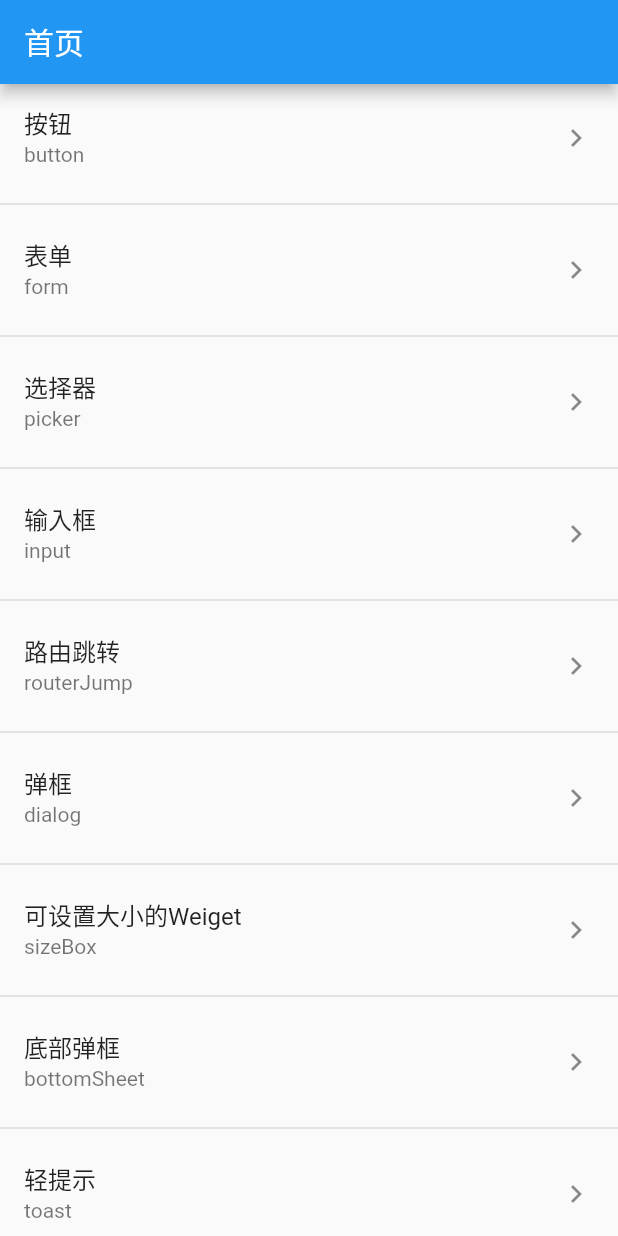
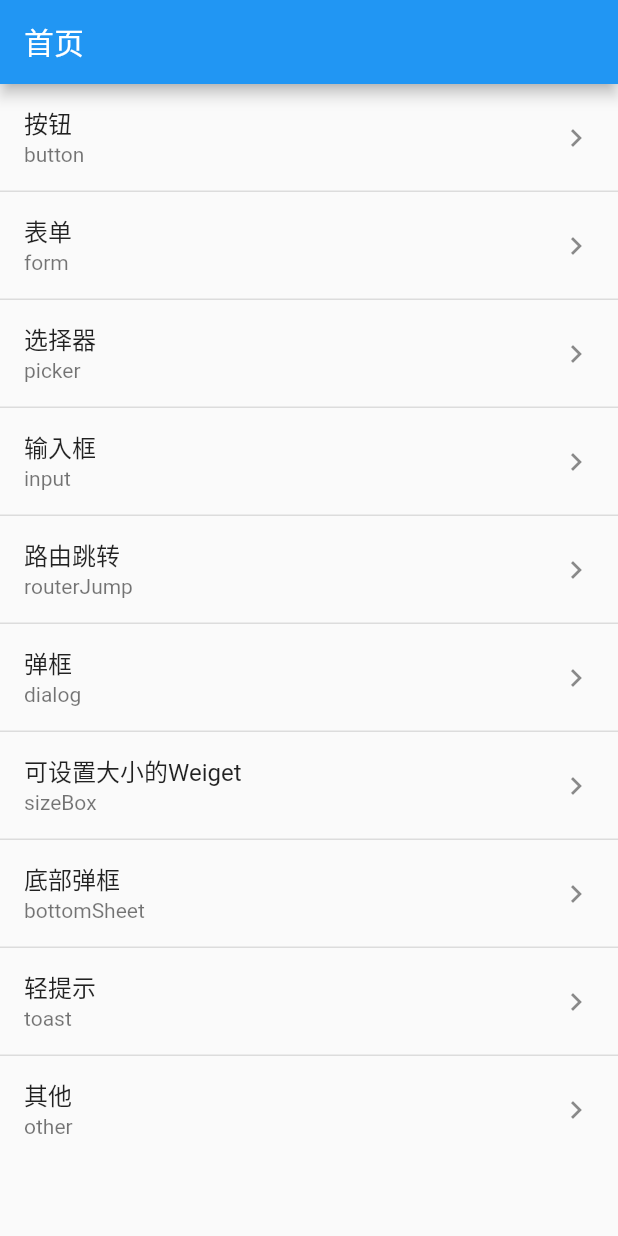
Before and after one commit to lihongwei0305/flutter_demo_lhw, a Flutter app: the screen it shows after launch, on a phone screen of 412 x 824 dp. Run offline on Flutter 3.47's test engine with Material 2 defaults, Android fonts, the phone set to English and light mode, and no system bars; our stand-ins replace flutter_easyloading, go_router.

Commit message:
指示器

```diff
--- a/lib/router/router.dart
+++ b/lib/router/router.dart
@@ -5,6 +5,7 @@ import 'package:flutter_demo_lhw/views/Dialog/Dialog.dart';
 import 'package:flutter_demo_lhw/views/Form/Form.dart';
 import 'package:flutter_demo_lhw/views/Home.dart';
 import 'package:flutter_demo_lhw/views/Input/Input.dart';
+import 'package:flutter_demo_lhw/views/Other/other.dart';
 import 'package:flutter_demo_lhw/views/Picker/Picker.dart';
 import 'package:flutter_demo_lhw/views/SizeBox/SizeBox.dart';
 import 'package:flutter_demo_lhw/views/Toast/Toast.dart';
@@ -101,7 +102,15 @@ class AppRouter {
         builder: (BuildContext context, GoRouterState state) {
           return const ToastPage();
         },
+      ),
+      GoRoute(
+        name: 'other',
+        path: '/other',
+        builder: (BuildContext context, GoRouterState state) {
+          return const OtherPage();
+        },
       )
+
 
 
 
--- a/lib/views/Home.dart
+++ b/lib/views/Home.dart
@@ -11,15 +11,16 @@ class HomePage extends StatefulWidget {
 class _HomePageState extends State<HomePage> {
   final ScrollController _homeController = ScrollController();
   List list = [
-    { "title":"按钮","subtitle":"button","path":"/button" },
-    { "title":"表单","subtitle":"form","path":"/form" },
-    { "title":"选择器","subtitle":"picker","path":"/picker" },
-    { "title":"输入框","subtitle":"input","path":"/input" },
-    { "title":"路由跳转","subtitle":"routerJump","path":"/routerJump" },
-    { "title":"弹框","subtitle":"dialog","path":"/dialog" },
-    { "title":"可设置大小的Weiget","subtitle":"sizeBox","path":"/sizebox" },
-    { "title":"底部弹框","subtitle":"bottomSheet","path":"/bottomsheet" },
-    { "title":"轻提示","subtitle":"toast","path":"/toast" },
+    {"title": "按钮", "subtitle": "button", "path": "/button"},
+    {"title": "表单", "subtitle": "form", "path": "/form"},
+    {"title": "选择器", "subtitle": "picker", "path": "/picker"},
+    {"title": "输入框", "subtitle": "input", "path": "/input"},
+    {"title": "路由跳转", "subtitle": "routerJump", "path": "/routerJump"},
+    {"title": "弹框", "subtitle": "dialog", "path": "/dialog"},
+    {"title": "可设置大小的Weiget", "subtitle": "sizeBox", "path": "/sizebox"},
+    {"title": "底部弹框", "subtitle": "bottomSheet", "path": "/bottomsheet"},
+    {"title": "轻提示", "subtitle": "toast", "path": "/toast"},
+    {"title": "其他", "subtitle": "other", "path": "/other"},
   ];
 
   @override
@@ -30,18 +31,20 @@ class _HomePageState extends State<HomePage> {
       ),
       body: ListView.separated(
         controller: _homeController,
-        itemBuilder: (BuildContext context, int index){
+        itemBuilder: (BuildContext context, int index) {
           Map newItem = list[index];
           return ListTile(
             title: Text(newItem['title']),
             subtitle: Text(newItem['subtitle']),
             trailing: Icon(Icons.keyboard_arrow_right),
-            onTap: (){ context.push(newItem["path"]); },
-
+            onTap: () {
+              context.push(newItem["path"]);
+            },
           );
         },
         separatorBuilder: (BuildContext context, int index) => Divider(
           thickness: 1,
+          height: 0,
         ),
         itemCount: list.length,
       ),
```
Also changed, not shown: lib/views/Other/other.dart (added, +68 -0 lines).
